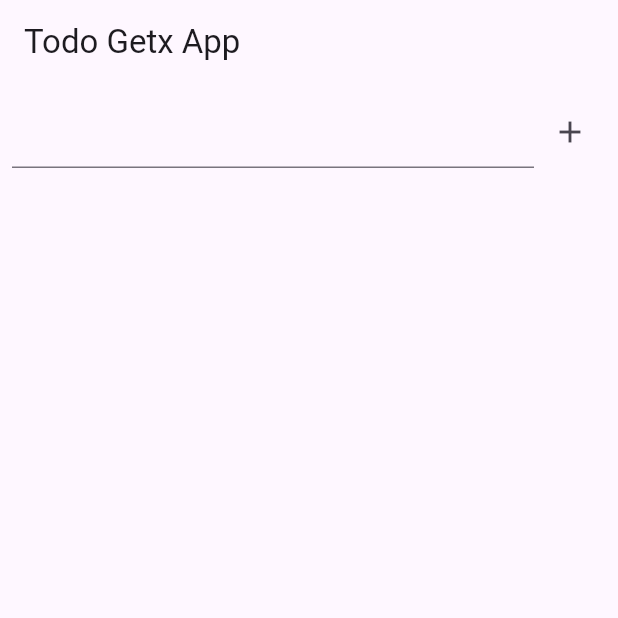
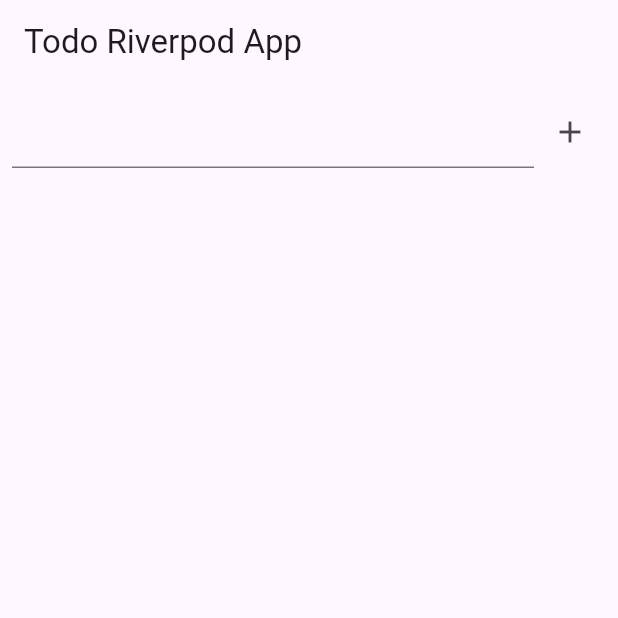
Before and after one commit to mahbub-rahman07/Flutter-SM, a Flutter app: the screen it shows after launch, after a tap on the "add" icon, on a phone screen of 412 x 824 dp, the top half of it. Run offline on Flutter 3.47's test engine with Material 3 defaults, Android fonts, the phone set to English and light mode, and no system bars; our stand-ins replace bloc, equatable, flutter_bloc, flutter_riverpod, get, get_it.

Commit message:
feat:Implement Riverpod state management for Todo feature

```diff
--- a/lib/example_ca/core/di.dart
+++ b/lib/example_ca/core/di.dart
@@ -1,3 +1,4 @@
+import 'package:flutter_riverpod/flutter_riverpod.dart';
 import 'package:get/get.dart';
 import 'package:get/get_core/src/get_main.dart';
 import 'package:get_it/get_it.dart';
@@ -46,4 +47,7 @@ void init() {
 
   // App lifecycle handler
   Get.put(AppLifecycleHandler());
+
+
+
 }
--- /dev/null
+++ b/lib/example_ca/feature/todo/presentation_with_riverpod/view/todo_riverpod_screen.dart
@@ -0,0 +1,68 @@
+import 'package:flutter/material.dart';
+import 'package:flutter_riverpod/flutter_riverpod.dart';
+import 'package:get/get.dart';
+import 'package:state_management/example_ca/core/di.dart';
+import 'package:state_management/example_ca/feature/todo/presentation_with_getx/controller/todo_controller.dart';
+import 'package:state_management/example_ca/feature/todo/presentation_with_riverpod/provider/todo_notifier.dart';
+
+class TodoReiverpodScreen extends ConsumerWidget {
+  const TodoReiverpodScreen({super.key});
+
+  @override
+  Widget build(BuildContext context, WidgetRef ref) {
+    final controller = TextEditingController();
+    final state = ref.watch(todoListProvider);
+    return Scaffold(
+      appBar: AppBar(title: Text("Todo Riverpod App")),
+      body: Column(
+        children: [
+          Padding(
+            padding: EdgeInsets.all(8),
+            child: Row(
+              children: [
+                Expanded(child: TextField(controller: controller)),
+                IconButton(
+                  icon: Icon(Icons.add),
+                  onPressed: () {
+                    if (controller.text.isEmpty) return;
+                    ref
+                        .read(todoListProvider.notifier)
+                        .addTodoItem(controller.text);
+                    controller.clear();
+                  },
+                ),
+              ],
+            ),
+          ),
+          Expanded(
+            child: state.isLoading
+                ? Center(child: CircularProgressIndicator())
+                : ListView.builder(
+                    itemCount: state.todos.length,
+                    itemBuilder: (context, index) {
+                      final todo = state.todos[index];
+                      return ListTile(
+                        title: Text(todo.title),
+                        subtitle: Text(todo.description),
+                        trailing: IconButton(
+                          icon: Icon(Icons.delete),
+                          onPressed: () {
+                            ref
+                                .read(todoListProvider.notifier)
+                                .deleteTodoItem(todo.id);
+                          },
+                        ),
+                        onTap: () {
+                          ref
+                              .read(todoListProvider.notifier)
+                              .updateTodoItem(todo);
+                        },
+                      );
+                    },
+                  ),
+          ),
+        ],
+      ),
+    );
+  }
+}
--- a/lib/main.dart
+++ b/lib/main.dart
@@ -1,7 +1,9 @@
 import 'package:flutter/material.dart';
 import 'package:flutter_bloc/flutter_bloc.dart';
+import 'package:flutter_riverpod/flutter_riverpod.dart';
 import 'package:get/get.dart';
 import 'package:state_management/example_ca/feature/todo/presentation_with_getx/view/todo_getx_screen.dart';
+import 'package:state_management/example_ca/feature/todo/presentation_with_riverpod/view/todo_riverpod_screen.dart';
 
 import 'example_ca/core/app_bloc_observer.dart';
 import 'example_ca/core/di.dart';
@@ -11,7 +13,7 @@ void main() {
   WidgetsFlutterBinding.ensureInitialized();
   init();
   Bloc.observer = AppBlocObserver();
-  runApp(const MyApp());
+  runApp(ProviderScope(child: const MyApp()));
 }
 class MyApp extends StatelessWidget {
   const MyApp({super.key});
@@ -23,7 +25,7 @@ class MyApp extends StatelessWidget {
       theme: ThemeData(
         primarySwatch: Colors.blue,
       ),
-      home: TodoGetxScreen(),
+      home: TodoReiverpodScreen(),
     );
   }
 }
--- a/pubspec.yaml
+++ b/pubspec.yaml
@@ -21,6 +21,7 @@ dependencies:
   freezed_annotation: ^2.4.1
   json_serializable: ^6.9.5
   equatable: ^2.0.7
+  flutter_riverpod: ^2.6.1
 
 dev_dependencies:
   flutter_test:
```
Also changed, not shown: lib/example_ca/core/provider_di.dart (added, +17 -0 lines), lib/example_ca/feature/todo/presentation_with_riverpod/provider/todo_notifier.dart (added, +94 -0 lines), lib/example_ca/feature/todo/presentation_with_riverpod/provider/todo_state.dart (added, +38 -0 lines), pubspec.lock, 1 other file.
